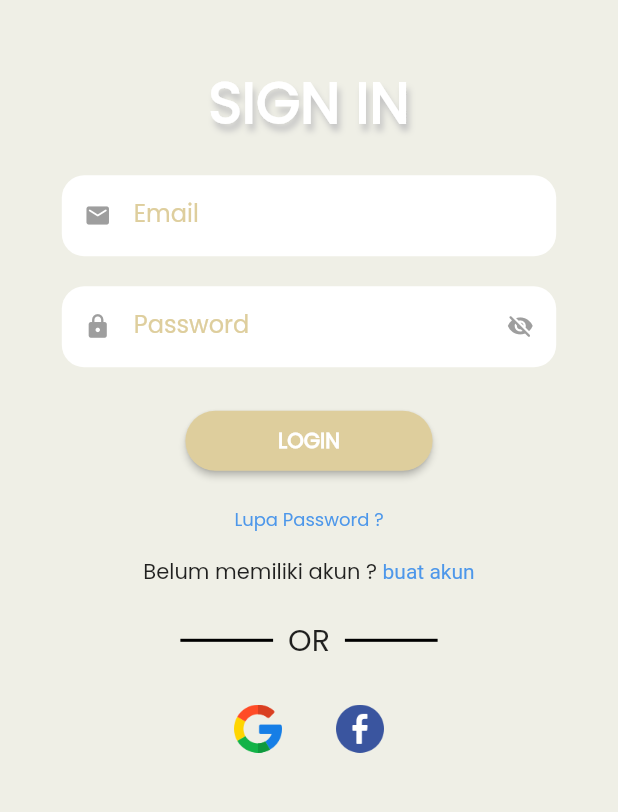
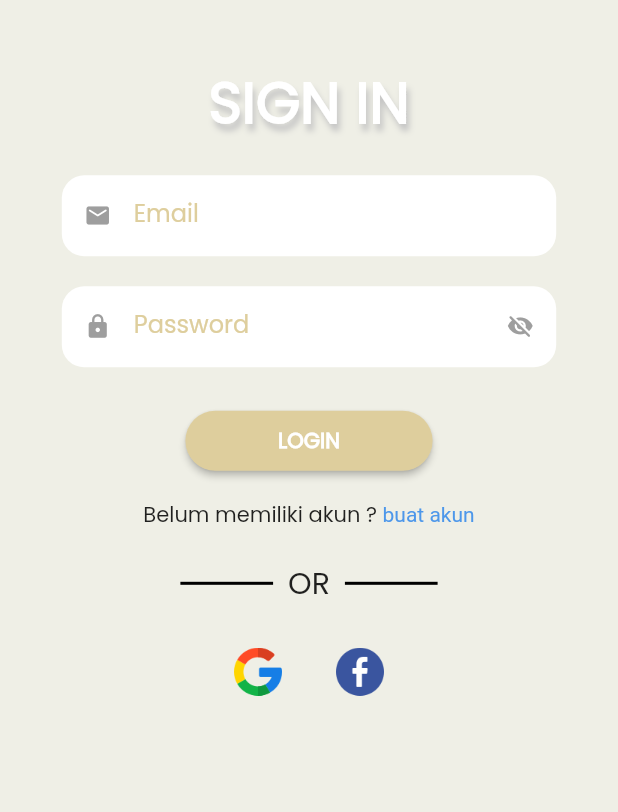
Before and after one commit to Yoga3911/sulai, a Flutter app: the screen it shows after launch, scrolled down 350 dp, on a phone screen of 412 x 824 dp, the part 197-1009 px from its top. Run offline on Flutter 3.47's test engine with Material 2 defaults, Android fonts, the phone set to English and light mode, and no system bars; our stand-ins replace cached_network_image, carousel_slider, cloud_firestore, connectivity_plus, firebase_auth, firebase_core and 15 more; missing offline and left inert: flutter_facebook_auth; accounts and stored records are empty.

Commit message:
fix random issue

```diff
--- a/lib/app/view_model/product_provider.dart
+++ b/lib/app/view_model/product_provider.dart
@@ -37,7 +37,7 @@ class ProductProvider with ChangeNotifier {
         "price": price,
         "discount": discount,
         "disc_prod": discProd,
-        "size_id": size,
+        // "size_id": size,
         "update_at": DateTime.now(),
       },
     );
--- a/lib/app/views/auth/login.dart
+++ b/lib/app/views/auth/login.dart
@@ -114,14 +114,6 @@ class LoginPage extends HookWidget {
                                 ),
                               ),
                             ),
-                            const SizedBox(height: 20),
-                            const Text(
-                              "Lupa Password ?",
-                              style: TextStyle(
-                                color: MyColor.blue,
-                                fontSize: 12,
-                              ),
-                            ),
                             const SizedBox(height: 15),
                             Text.rich(
                               TextSpan(
--- a/lib/app/views/home/widgets/carousel.dart
+++ b/lib/app/views/home/widgets/carousel.dart
@@ -65,7 +65,7 @@ class CustomCarousel extends StatelessWidget {
                     ),
                   ),
                   const Text(
-                    "20 - 28 Maret 2022",
+                    "10 - 30 Juni 2022",
                     style: TextStyle(color: Colors.grey, fontSize: 12),
                   ),
                   const SizedBox(height: 5),
--- a/lib/app/views/product/product.dart
+++ b/lib/app/views/product/product.dart
@@ -86,7 +86,7 @@ class ProductPage extends StatelessWidget {
                                 color: Colors.red,
                                 borderRadius: BorderRadius.circular(5)),
                             child: const Text(
-                              "20 - 28 Maret 2022",
+                              "10 - 30 Juni 2022",
                               style: TextStyle(
                                 color: Colors.white,
                                 fontSize: 10,
```
